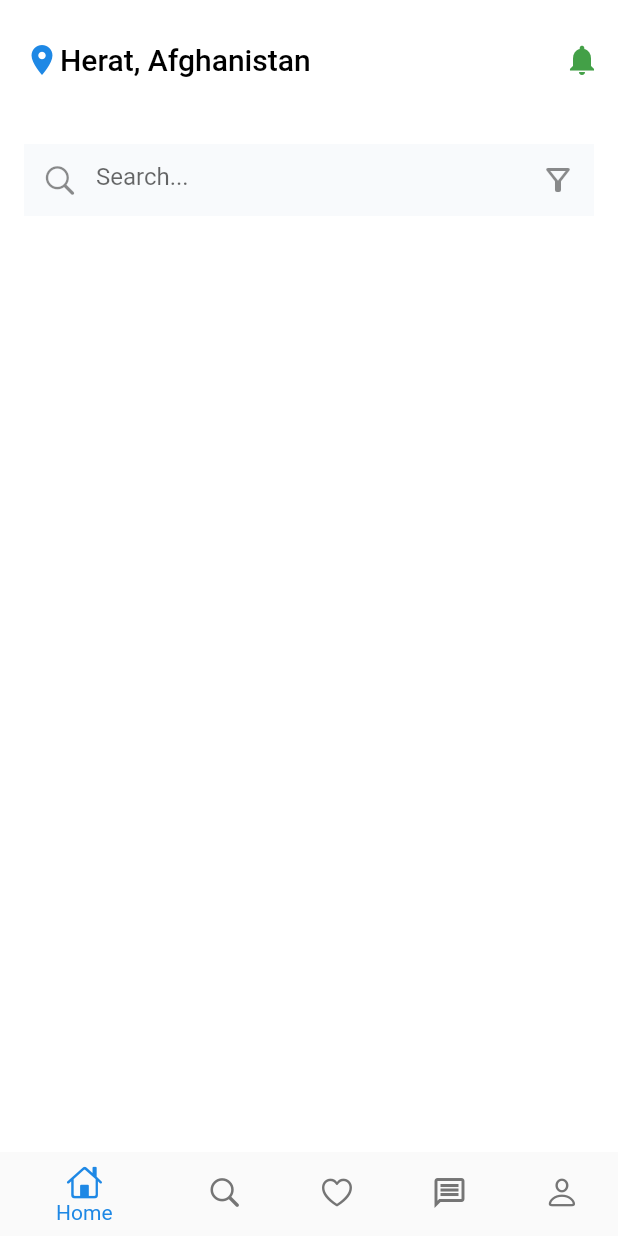
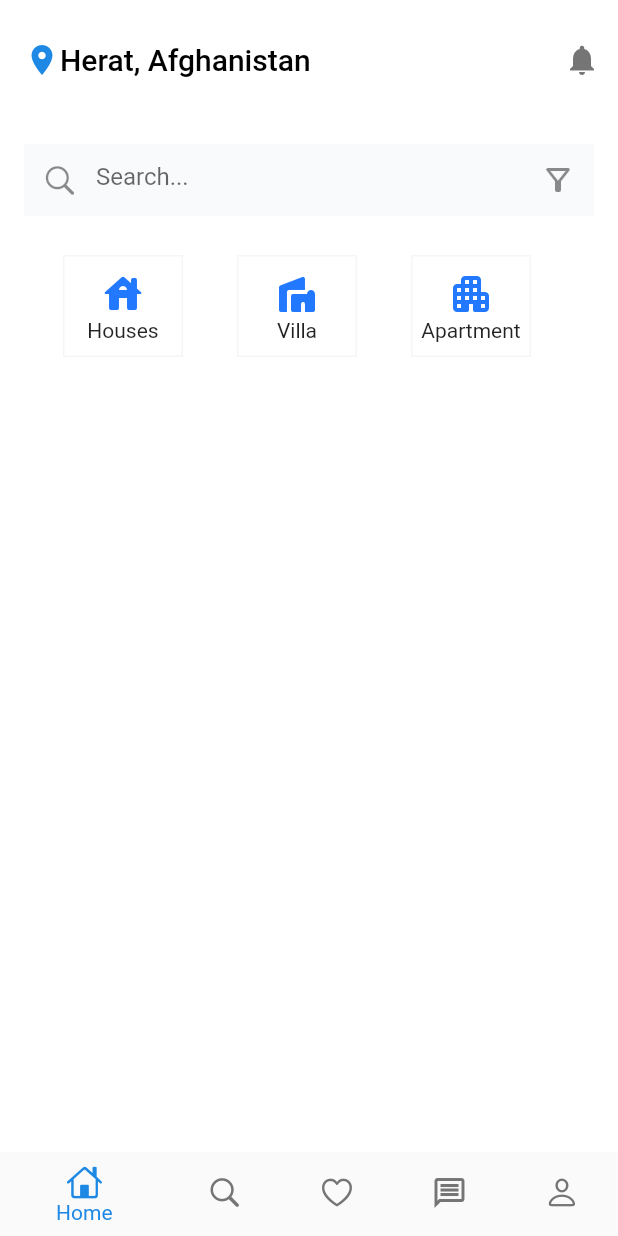
Before and after one commit to AhmadErshad/Home-rental, a Flutter app: the screen it shows after launch, on a phone screen of 412 x 824 dp. Run offline on Flutter 3.47's test engine with Material 2 defaults, Android fonts, the phone set to English and light mode, and no system bars.

Commit message:
create select category of home and use it

```diff
--- a/lib/screens/home_screen.dart
+++ b/lib/screens/home_screen.dart
@@ -2,6 +2,7 @@ import 'package:flutter/cupertino.dart';
 import 'package:flutter/material.dart';
 
 import '../widgets/search_field.dart';
+import '../widgets/select_category.dart';
 
 class HomeScreen extends StatefulWidget {
   const HomeScreen({super.key});
@@ -35,7 +36,7 @@ class _HomeScreenState extends State<HomeScreen> {
               onPressed: () {},
               icon: Icon(
                 Icons.notifications,
-                color: Colors.green.shade600,
+                color: Colors.grey.shade600,
               ),
             ),
           ]),
@@ -44,8 +45,14 @@ class _HomeScreenState extends State<HomeScreen> {
         child: Padding(
           padding: const EdgeInsets.all(16.0),
           child: Column(
-            children: [
-              SearchField()
+            children: const [
+              // use widget
+              SearchField(),
+              SelectCategory(),
+              SizedBox(
+                height: 20.0,
+
+              ),
             ],
           ),
         ),
--- /dev/null
+++ b/lib/widgets/select_category.dart
@@ -0,0 +1,56 @@
+import 'package:flutter/material.dart';
+
+class SelectCategory extends StatefulWidget {
+  const SelectCategory({super.key});
+
+  @override
+  State<SelectCategory> createState() => _SelectCategoryState();
+}
+
+class _SelectCategoryState extends State<SelectCategory> {
+  @override
+  Widget build(BuildContext context) {
+    return Container(
+      height: 120.0,
+      padding: const EdgeInsets.all(8.0),
+      width: double.infinity,
+      child: ListView(
+        scrollDirection: Axis.horizontal,
+        children: [
+          categoryButton(Icons.house_rounded, "Houses"),
+          categoryButton(Icons.villa_rounded, "Villa"),
+          categoryButton(Icons.apartment_rounded, "Apartment"),
+          categoryButton(Icons.castle_rounded, "Castles"),
+        ],
+      ),
+    );
+  }
+}
+
+Widget categoryButton(IconData icon, String? text) {
+  return Container(
+    margin: const EdgeInsets.all(18.0),
+    width: 80.0,
+    height: 80.0,
+    decoration: BoxDecoration(
+      border: Border.all(color: Colors.grey.shade100),
+    ),
+    child: InkWell(
+      onTap: () => {
+
+      },
+      child: Column(
+        mainAxisAlignment: MainAxisAlignment.center,
+        crossAxisAlignment: CrossAxisAlignment.center,
+        children: [
+          Icon(
+          icon,
+          size: 32,
+          color: const Color(0xFF2279FF),
+        ),
+        Text("$text"),
+        ],
+      ),
+    ),
+  );
+}
--- /dev/null
+++ b/lib/widgets/suggestion_list.dart
@@ -0,0 +1,15 @@
+import 'package:flutter/material.dart';
+
+class SuggestionList extends StatefulWidget {
+  const SuggestionList({super.key});
+
+  @override
+  State<SuggestionList> createState() => _SuggestionListState();
+}
+
+class _SuggestionListState extends State<SuggestionList> {
+  @override
+  Widget build(BuildContext context) {
+    return Container();
+  }
+}
```
